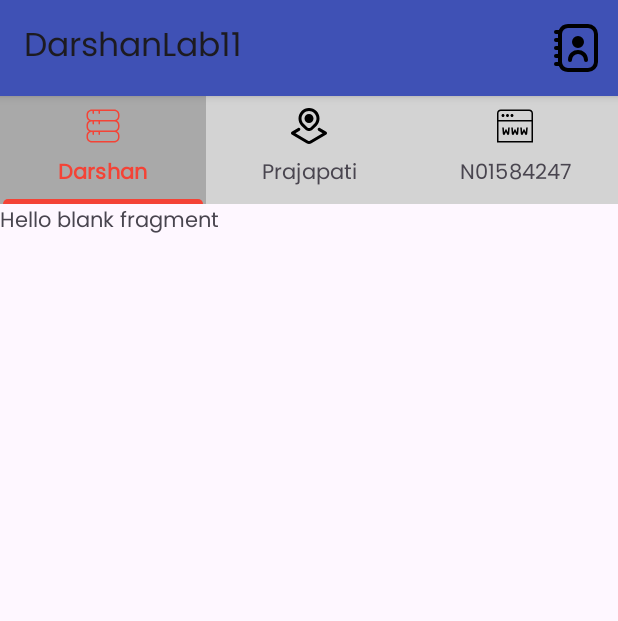
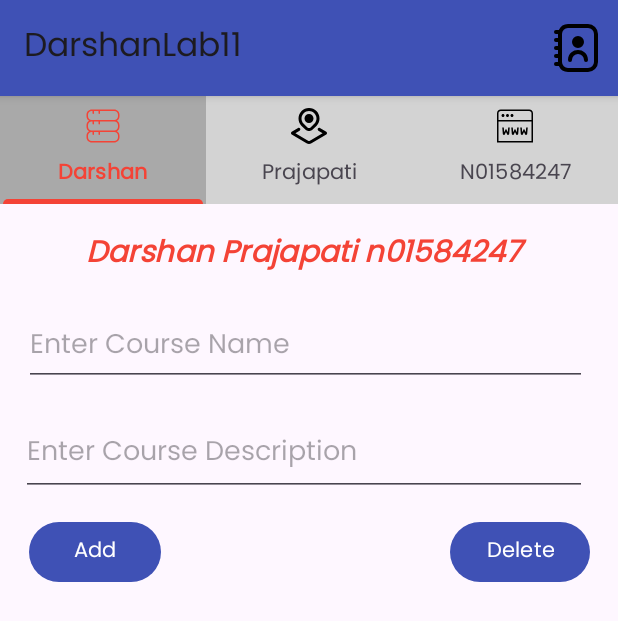
Before and after one commit to thedarshannn/DarshanPrajapatiLab11, an Android app: the screen it shows after launch (PrajapatiActivity11), on a phone screen of 412 x 824 dp. Shown: the top 621 px of the screen. Run offline under Robolectric (Android 15) with nearby library versions, the phone set to English and light mode, and no system bars.

Commit message:
Designed the layout of first fragment.

```diff
--- a/DarshanModule11/src/main/java/darshan/prajapati/n01584247/dp/PrajapatiActivity11.java
+++ b/DarshanModule11/src/main/java/darshan/prajapati/n01584247/dp/PrajapatiActivity11.java
@@ -65,7 +65,6 @@ public class PrajapatiActivity11 extends AppCompatActivity {
     }
 
     // Add the following method to handle the toolbar menu item click event
-    // commit msg - "Added toolbar menu item click event handler"
     @Override
     public boolean onOptionsItemSelected(MenuItem item) {
         int id = item.getItemId();
--- a/DarshanModule11/src/main/res/layout/fragment_da11rshan.xml
+++ b/DarshanModule11/src/main/res/layout/fragment_da11rshan.xml
@@ -1,14 +1,79 @@
 <?xml version="1.0" encoding="utf-8"?>
-<FrameLayout xmlns:android="http://schemas.android.com/apk/res/android"
+<androidx.constraintlayout.widget.ConstraintLayout xmlns:android="http://schemas.android.com/apk/res/android"
+    xmlns:app="http://schemas.android.com/apk/res-auto"
     xmlns:tools="http://schemas.android.com/tools"
     android:layout_width="match_parent"
     android:layout_height="match_parent"
     tools:context=".Da11rshanFragment">
 
-    <!-- TODO: Update blank fragment layout -->
     <TextView
-        android:layout_width="match_parent"
-        android:layout_height="match_parent"
-        android:text="@string/hello_blank_fragment" />
+        android:id="@+id/DarTV"
+        android:layout_width="300dp"
+        android:layout_height="36dp"
+        android:layout_marginStart="52dp"
+        android:layout_marginTop="16dp"
+        android:gravity="center"
+        android:text="@string/name_id"
+        android:textColor="@color/red"
+        android:textSize="20sp"
+        android:textStyle="bold|italic"
+        app:layout_constraintStart_toStartOf="parent"
+        app:layout_constraintTop_toTopOf="parent" />
 
-</FrameLayout>
+
+    <EditText
+        android:id="@+id/DarCourseNameET"
+        android:layout_width="375dp"
+        android:layout_height="52dp"
+        android:layout_marginStart="16dp"
+        android:layout_marginTop="69dp"
+        android:ems="10"
+        android:hint="@string/enter_course_hint"
+        android:inputType="textCapCharacters"
+        app:layout_constraintStart_toStartOf="parent"
+        app:layout_constraintTop_toTopOf="parent" />
+
+    <EditText
+        android:id="@+id/DarDescriptionET"
+        android:layout_width="377dp"
+        android:layout_height="55dp"
+        android:layout_marginStart="14dp"
+        android:layout_marginTop="139dp"
+        android:digits="abcdefghijklmnopqrstuvwxyzABCDEFGHIJKLMNOPQRSTUVWXYZ .,;:?!()-'"
+        android:ems="10"
+        android:hint="@string/enter_des_hint"
+        android:inputType="text|textMultiLine"
+        app:layout_constraintStart_toStartOf="parent"
+        app:layout_constraintTop_toTopOf="parent" />
+
+    <Button
+        android:id="@+id/DarAddBtn"
+        android:layout_width="wrap_content"
+        android:layout_height="wrap_content"
+        android:layout_marginStart="19dp"
+        android:layout_marginTop="208dp"
+        android:text="@string/add"
+        app:layout_constraintStart_toStartOf="parent"
+        app:layout_constraintTop_toTopOf="parent" />
+
+    <Button
+        android:id="@+id/DarDeleteBtn"
+        android:layout_width="wrap_content"
+        android:layout_height="wrap_content"
+        android:layout_marginStart="300dp"
+        android:layout_marginTop="208dp"
+        android:text="@string/delete"
+        app:layout_constraintStart_toStartOf="parent"
+        app:layout_constraintTop_toTopOf="parent" />
+
+    <!-- Recycler view to display our data-->
+    <androidx.recyclerview.widget.RecyclerView
+        android:id="@+id/DarRV"
+        android:layout_width="410dp"
+        android:layout_height="457dp"
+        android:layout_marginTop="272dp"
+        app:layout_constraintStart_toStartOf="parent"
+        app:layout_constraintTop_toTopOf="parent" />
+
+
+</androidx.constraintlayout.widget.ConstraintLayout>
--- a/DarshanModule11/src/main/res/values/strings.xml
+++ b/DarshanModule11/src/main/res/values/strings.xml
@@ -3,4 +3,9 @@
     <!-- TODO: Remove or change this placeholder text -->
     <string name="hello_blank_fragment">Hello blank fragment</string>
     <string name="contacts">Contacts</string>
+    <string name="name_id">Darshan Prajapati n01584247</string>
+    <string name="enter_course_hint">Enter Course Name</string>
+    <string name="enter_des_hint">Enter Course Description</string>
+    <string name="add">Add</string>
+    <string name="delete">Delete</string>
 </resources>
```
